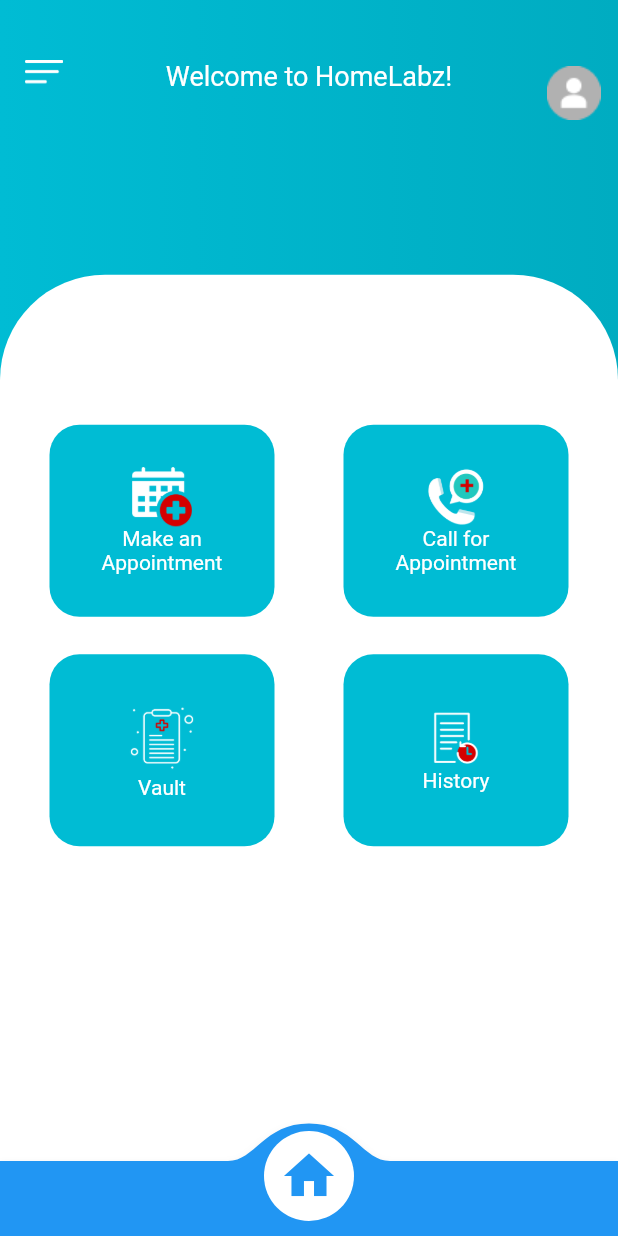
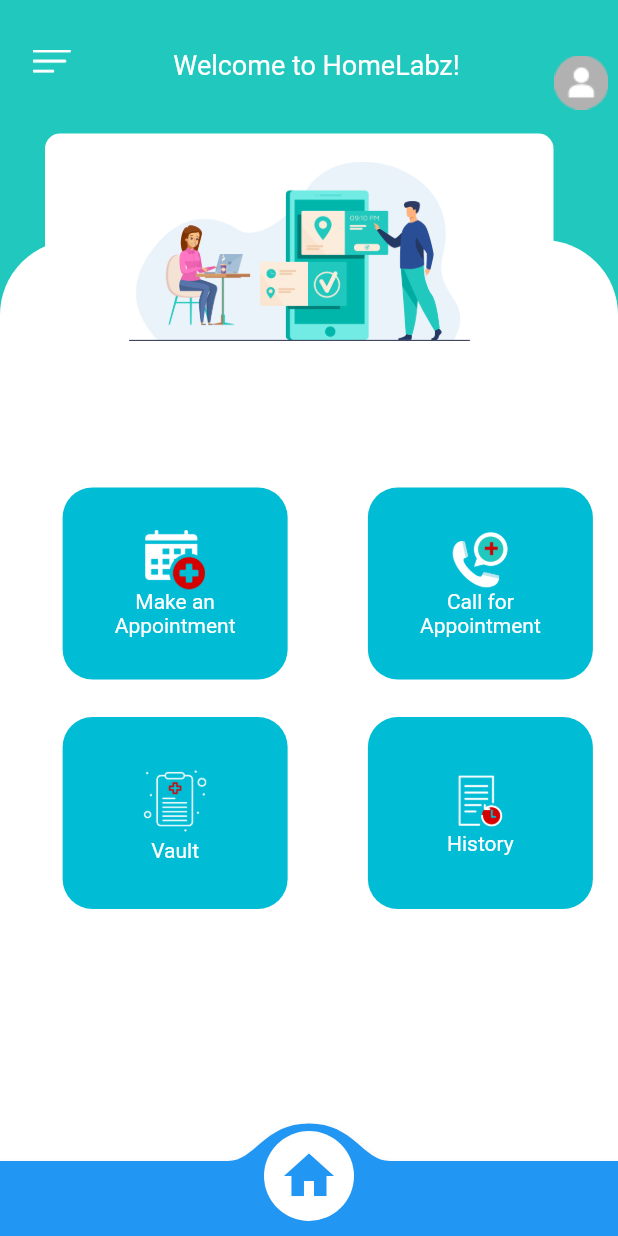
Before and after one commit to snehaagrawal070301/homelabz, a Flutter app: the screen it shows after launch, on a phone screen of 412 x 824 dp. Run offline on Flutter 3.47's test engine with Material 2 defaults, Android fonts, the phone set to English and light mode, and no system bars; drawn by our look-alikes of convex_bottom_bar.

Commit message:
second commit

```diff
--- a/lib/homeScreen.dart
+++ b/lib/homeScreen.dart
@@ -1,6 +1,7 @@
-import 'package:convex_bottom_bar/convex_bottom_bar.dart';
 import 'package:flutter/cupertino.dart';
 import 'package:flutter/material.dart';
+import 'package:convex_bottom_bar/convex_bottom_bar.dart';
+
 
 class HomeScreen extends StatefulWidget{
   @override
@@ -10,27 +11,34 @@ class HomeScreen extends StatefulWidget{
 
 }
 
-class HomeScreenState extends State<HomeScreen>{
+class HomeScreenState extends State<HomeScreen> {
   @override
   Widget build(BuildContext context) {
     return Scaffold(
+      backgroundColor: Color(0xff21C8BE),
       body: SingleChildScrollView(
-        child: Container(
-          width: double.infinity,
-          constraints: BoxConstraints(
-            maxHeight: MediaQuery.of(context).size.height,
-            maxWidth: MediaQuery.of(context).size.width,
+        child:Stack(
+          children: [
+              Container(
+                margin: EdgeInsets.fromLTRB(0, 160, 0, 0),
+                width: MediaQuery.of(context).size.width,
+                height: MediaQuery.of(context).size.height,
+                decoration: BoxDecoration(
+                    color: Color(0xffFFFFFF),
+                    borderRadius: BorderRadius.only(
+                        topLeft: Radius.circular(50.0),
+                        topRight: Radius.circular(50.0))),
           ),
-          decoration: BoxDecoration(
-              gradient: LinearGradient(colors: [Colors.cyan[500],Colors.cyan[600]],begin: Alignment.topLeft,end: Alignment.topRight)),
-          child: Column(
-            mainAxisAlignment: MainAxisAlignment.start,
-            crossAxisAlignment: CrossAxisAlignment.start,
-            children: [
-              Expanded(
-                flex: 2,
-                child:Padding(
-                padding: const EdgeInsets.symmetric(vertical: 40.0),
+          Positioned(
+            left: 5,
+            top: 5,
+            width: MediaQuery.of(context).size.width,
+            height: 100,
+            child: Container(
+              alignment: Alignment.center,
+              decoration: BoxDecoration(
+                shape: BoxShape.circle,
+              ),
               child:Row(
                 mainAxisAlignment: MainAxisAlignment.start,
                 crossAxisAlignment: CrossAxisAlignment.start,
@@ -53,11 +61,27 @@ class HomeScreenState extends State<HomeScreen>{
                 child:Image(image: AssetImage('assets/profile.png'),height: 44,width: 44,),),
                  ),
                 ],)
-                ,),
-                ),
-              Expanded(
-                flex:7,
-                child:Container(
+
+            ),
+          ),
+          Positioned(
+            left: 30,
+            top:89,
+            child: Container(
+              padding: EdgeInsets.symmetric(horizontal: 56),
+              height: 157,
+              width: 339,
+              alignment: Alignment.center,
+              decoration: BoxDecoration(
+                color: Color(0xffFFFFFF),
+                borderRadius: BorderRadius.circular(10),
+
+              ),
+              child: Image.asset('assets/homeScreenLogo.png'),
+            ),
+          ),
+          Container(
+            margin: EdgeInsets.only(top:325,left: 25),
                   width: double.infinity,
                   decoration: BoxDecoration(
                     borderRadius: BorderRadius.only(
@@ -65,11 +89,9 @@ class HomeScreenState extends State<HomeScreen>{
                       topLeft: Radius.circular(70)),
                     color: Colors.white,
                   ),
-                  child:Padding(
-                  padding: EdgeInsets.symmetric(horizontal: 20.0),
+
                   child:
                       Column(children: [
-                        SizedBox(height: 100,),
                         Row(
                           children: [
                             Expanded(
@@ -260,25 +282,29 @@ class HomeScreenState extends State<HomeScreen>{
                         ),
 
                       ])
-                ),
+
         ),
-        ),
-            ],),
-        ),),
+          ]
+          )
+        ,),
         bottomNavigationBar: ConvexAppBar(
           items:[
         TabItem(icon: Icons.home,title: "Home"),]
         ),
     );
   }
-
-_bottomSheet(context){
+  _bottomSheet(context){
   showModalBottomSheet(context: context, builder: (BuildContext c){
     return Container(
+      decoration: BoxDecoration(
+          color: Color(0xffFFFFFF),
+            borderRadius: BorderRadius.only(topLeft:Radius.circular(10),
+            topRight:Radius.circular(10)
+            )),
       height: 228,
       width: 375,
       child: SingleChildScrollView(
-        child:Column(
+          child:Column(
           children: [
             Container(
               alignment: Alignment.topLeft,
--- a/pubspec.yaml
+++ b/pubspec.yaml
@@ -53,6 +53,7 @@ flutter:
     - assets/call.png
     - assets/history.png
     - assets/vault.png
+    - assets/homeScreenLogo.png
     - assets/googleIcon.png
   # An image asset can refer to one or more resolution-specific "variants", see
   # https://flutter.dev/assets-and-images/#resolution-aware.
```
Also changed, not shown: assets/homeScreenLogo.png (added).
